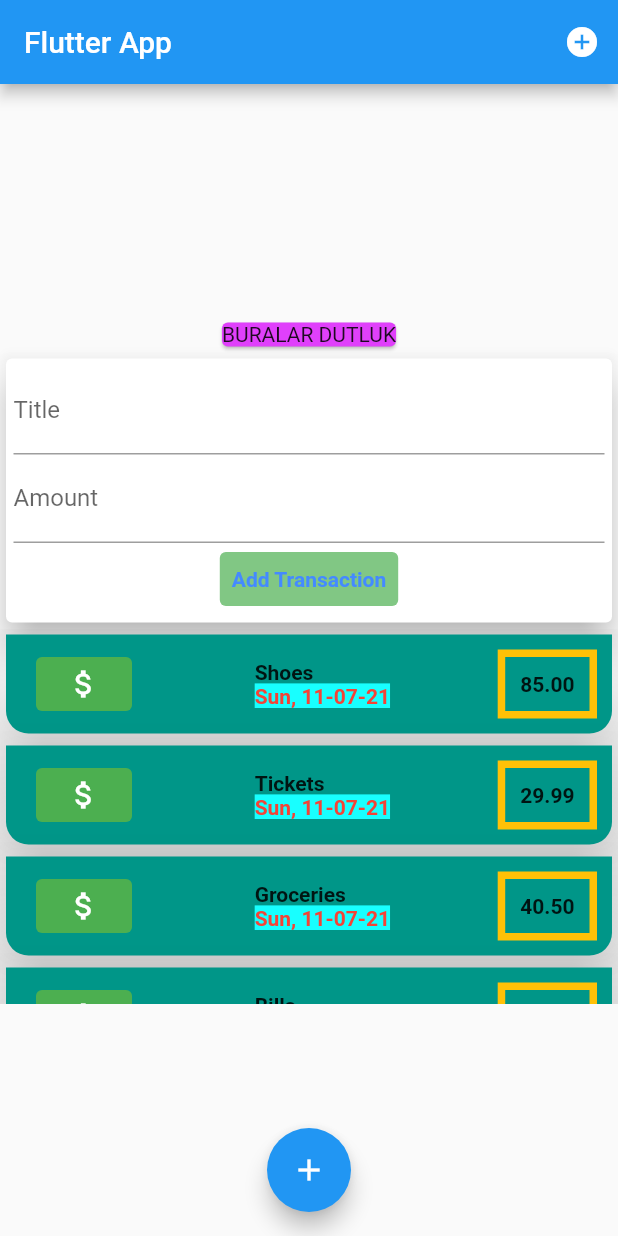
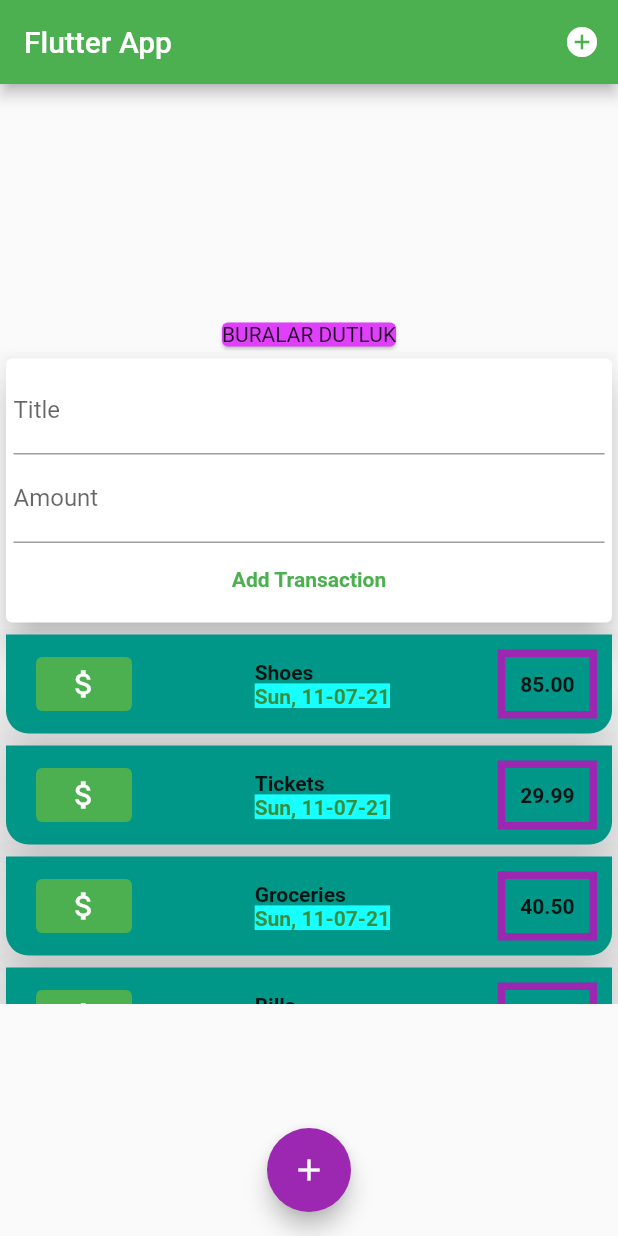
Before and after one commit to Ozkanozsm/harcama_uygulamasi, a Flutter app: the screen it shows after launch, on a phone screen of 412 x 824 dp. Run offline on Flutter 3.47's test engine with Material 2 defaults, Android fonts, the phone set to English and light mode, and no system bars.

Commit message:
Configure theme with ThemeData

```diff
--- a/lib/main.dart
+++ b/lib/main.dart
@@ -12,6 +12,10 @@ class MyApp extends StatelessWidget {
     return MaterialApp(
       title: 'Flutter App',
       debugShowCheckedModeBanner: false,
+      theme: ThemeData(
+        primarySwatch: Colors.green,
+        accentColor: Colors.purple,
+      ),
       home: MyHomePage(),
     );
   }
--- a/lib/widgets/transaction_input.dart
+++ b/lib/widgets/transaction_input.dart
@@ -55,10 +55,8 @@ class TransactionInput extends StatelessWidget {
                 style: TextStyle(fontWeight: FontWeight.bold),
               ),
               style: ButtonStyle(
-                foregroundColor:
-                    MaterialStateProperty.all<Color>(Colors.blueAccent),
-                backgroundColor:
-                    MaterialStateProperty.all<Color>(Colors.green.shade300),
+                foregroundColor: MaterialStateProperty.all<Color>(
+                    Theme.of(context).primaryColor),
               ),
             ),
           ],
--- a/lib/widgets/transaction_list.dart
+++ b/lib/widgets/transaction_list.dart
@@ -28,8 +28,8 @@ class TransactionList extends StatelessWidget {
                 Container(
                   child: ElevatedButton(
                     style: ButtonStyle(
-                      backgroundColor:
-                          MaterialStateProperty.all<Color>(Colors.green),
+                      backgroundColor: MaterialStateProperty.all<Color>(
+                          Theme.of(context).primaryColor),
                     ),
                     child: Icon(
                       Icons.attach_money_outlined,
@@ -50,7 +50,7 @@ class TransactionList extends StatelessWidget {
                       DateFormat('E, dd-MM-yy')
                           .format(transactions[index].date),
                       style: TextStyle(
-                          color: Colors.red,
+                          color: Theme.of(context).primaryColorDark,
                           backgroundColor: Colors.cyanAccent,
                           fontWeight: FontWeight.bold),
                     ),
@@ -61,7 +61,7 @@ class TransactionList extends StatelessWidget {
                   padding: EdgeInsets.all(10),
                   decoration: BoxDecoration(
                     border: Border.all(
-                      color: Colors.amber,
+                      color: Theme.of(context).accentColor,
                       width: 5,
                     ),
                   ),
```
